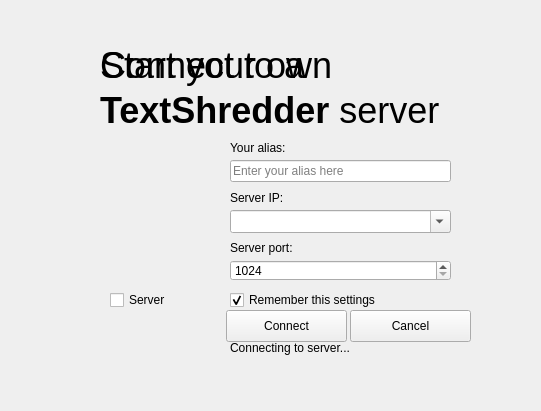
Above: textshredder_ui/mainwindow.ui from mitchelkuijpers/TextShredder before the change. Below: the same form after it.
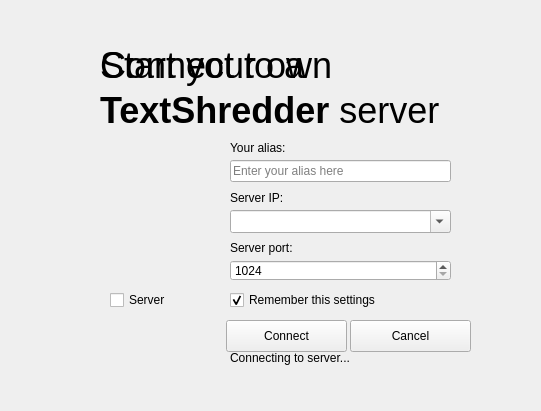
That is the form after the change. Icons and pictures are not drawn.

Commit message: Fixed tab index in main window, tabbing now has the correct order

Diff of the .ui file:
```diff
--- a/textshredder_ui/mainwindow.ui
+++ b/textshredder_ui/mainwindow.ui
@@ -95,7 +95,7 @@
     <property name="geometry">
      <rect>
       <x>226</x>
-      <y>310</y>
+      <y>320</y>
       <width>121</width>
       <height>32</height>
      </rect>
@@ -108,7 +108,7 @@
     <property name="geometry">
      <rect>
       <x>350</x>
-      <y>310</y>
+      <y>320</y>
       <width>121</width>
       <height>32</height>
      </rect>
@@ -236,7 +236,7 @@
     <property name="geometry">
      <rect>
       <x>230</x>
-      <y>340</y>
+      <y>350</y>
       <width>151</width>
       <height>16</height>
      </rect>
```
Left out of the diff: 9 changed lines with no effect on the pictures. The commit also changes 1 other file.
